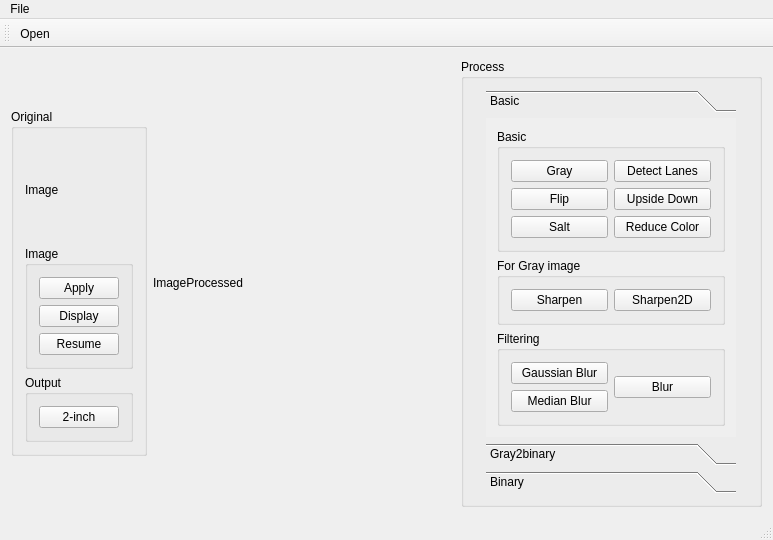
Old version of the form OpenCarVision/mainwindow.ui in the repository baidut/ITS.
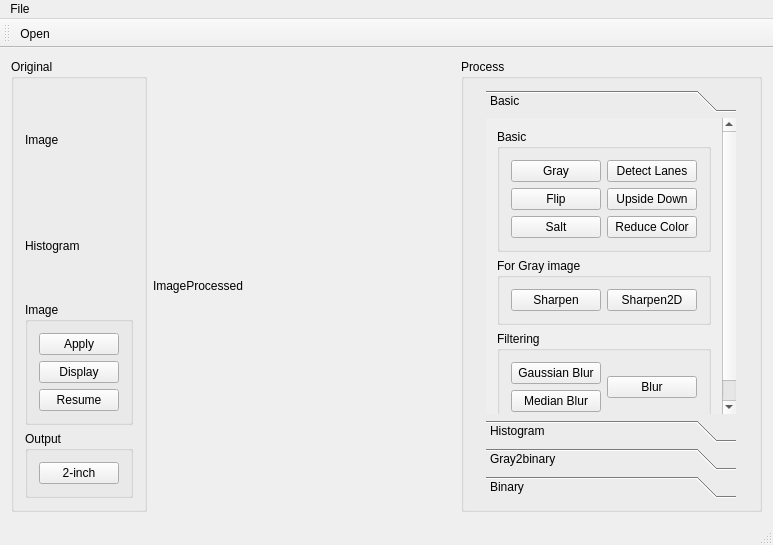
New version of the form. The open tabs and pages were chosen to show the change.

Commit message: + 直方图显示

Diff of the .ui file:
```diff
--- a/OpenCarVision/mainwindow.ui
+++ b/OpenCarVision/mainwindow.ui
@@ -7,7 +7,7 @@
     <x>0</x>
     <y>0</y>
     <width>773</width>
-    <height>534</height>
+    <height>483</height>
    </rect>
   </property>
   <property name="windowTitle">
@@ -98,6 +98,31 @@
          </property>
         </widget>
        </item>
+       <item row="1" column="0">
+        <widget class="QLabel" name="label_histogram">
+         <property name="sizePolicy">
+          <sizepolicy hsizetype="Fixed" vsizetype="Fixed">
+           <horstretch>0</horstretch>
+           <verstretch>0</verstretch>
+          </sizepolicy>
+         </property>
+         <property name="minimumSize">
+          <size>
+           <width>100</width>
+           <height>100</height>
+          </size>
+         </property>
+         <property name="maximumSize">
+          <size>
+           <width>100</width>
+           <height>100</height>
+          </size>
+         </property>
+         <property name="text">
+          <string>Histogram</string>
+         </property>
+        </widget>
+       </item>
       </layout>
      </widget>
     </item>
@@ -110,7 +135,7 @@
        <item row="0" column="0">
         <widget class="QToolBox" name="toolBox">
          <property name="sizePolicy">
-          <sizepolicy hsizetype="Fixed" vsizetype="Fixed">
+          <sizepolicy hsizetype="Fixed" vsizetype="Preferred">
            <horstretch>0</horstretch>
            <verstretch>0</verstretch>
           </sizepolicy>
@@ -135,8 +160,8 @@
            <rect>
             <x>0</x>
             <y>0</y>
-            <width>250</width>
-            <height>288</height>
+            <width>233</width>
+            <height>282</height>
            </rect>
           </property>
           <attribute name="label">
@@ -249,6 +274,11 @@
            </item>
           </layout>
          </widget>
+         <widget class="QWidget" name="page">
+          <attribute name="label">
+           <string>Histogram</string>
+          </attribute>
+         </widget>
          <widget class="QWidget" name="page_4">
           <property name="geometry">
            <rect>
```
Left out of the diff: 48 changed lines with no effect on the pictures. The commit also changes 1 other file.
